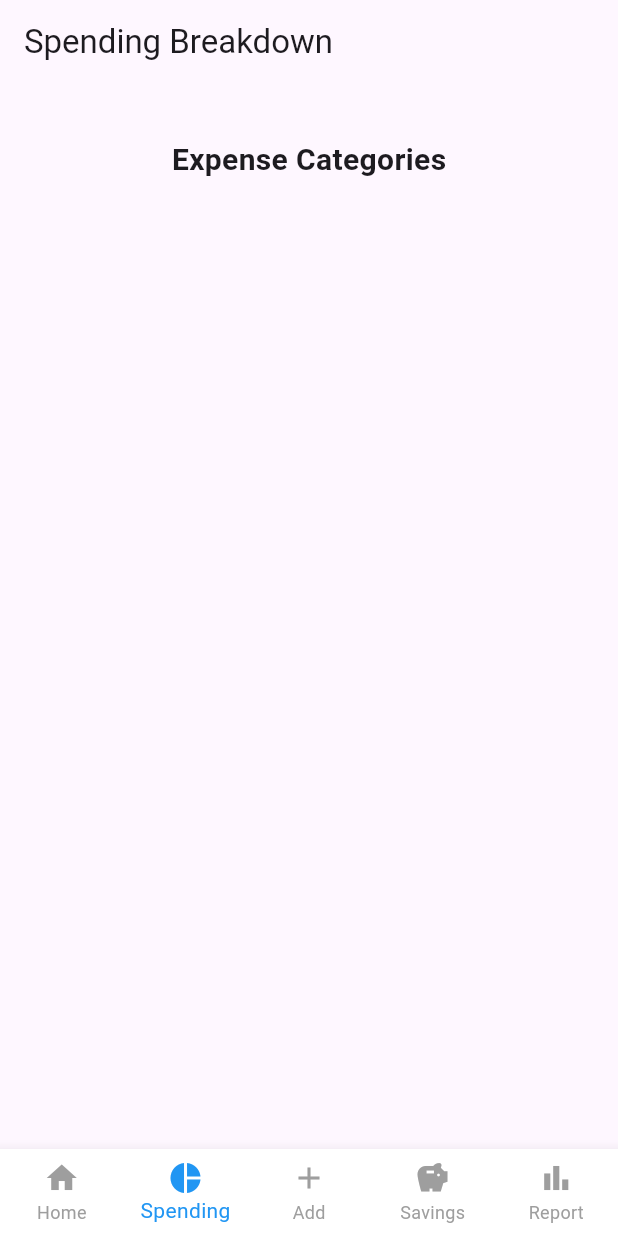
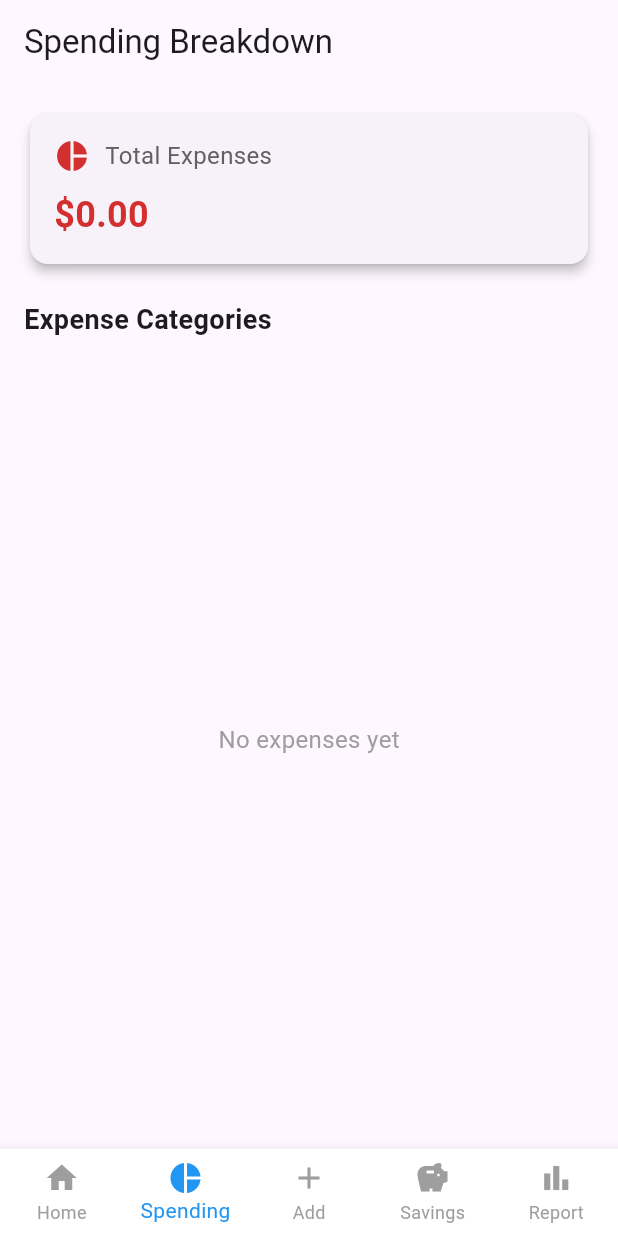
Before and after one commit to JuanSanchez12/PersonalFinanceManagerApp, a Flutter app: the screen it shows after launch, item 2 of the bottom bar chosen, on a phone screen of 412 x 824 dp. Run offline on Flutter 3.47's test engine with Material 3 defaults, Android fonts, the phone set to English and light mode, and no system bars; our stand-ins replace fl_chart, hive, hive_flutter; accounts and stored records are empty.

Commit message:
Enhanced UI consistency across all screens
- Refactored transaction type selection from Row to Column in AddTransactionScreen
  to prevent text overflow
- Updated SpendingBreakdownScreen to match app-wide visual style:
  * Replaced percentages with category names in pie chart
  * Added consistent card styling and padding
  * Improved empty state handling
- Aligned HomeScreen and SpendingBreakdownScreen components:
  * Unified card designs with consistent elevation and padding
  * Standardized typography and spacing
  * Matching color schemes for financial data
- Changed transaction type radio buttons from Row to Column layout in AddTransactionScreen

```diff
--- a/lib/Screens/spending_breakdown_screen.dart
+++ b/lib/Screens/spending_breakdown_screen.dart
@@ -13,7 +13,9 @@ class SpendingBreakdownScreen extends StatelessWidget {
       appBar: AppBar(
         title: const Text('Spending Breakdown'),
       ),
-      body: Consumer<TransactionProvider>(
+      body: Padding(
+        padding: const EdgeInsets.all(16.0),
+        child: Consumer<TransactionProvider>(
           builder: (context, provider, _) {
             final expenses = provider.transactions
                 .where((t) => t.type == TransactionType.expense)
@@ -34,13 +36,37 @@ class SpendingBreakdownScreen extends StatelessWidget {
 
             final totalExpenses = expenses.fold(0.0, (sum, item) => sum + item.amount);
 
-          return SingleChildScrollView(
-            padding: const EdgeInsets.all(16),
+            return Column(
+              crossAxisAlignment: CrossAxisAlignment.stretch,
+              children: [
+                // Total Expenses Card
+                _buildFinanceCard(
+                  title: 'Total Expenses',
+                  amount: totalExpenses,
+                  icon: Icons.pie_chart,
+                  color: Colors.red[700]!,
+                ),
+                const SizedBox(height: 20),
+
+                if (totalExpenses > 0) ...[
+                  // Pie Chart Card
+                  Card(
+                    elevation: 3,
+                    child: Padding(
+                      padding: const EdgeInsets.all(16.0),
                       child: Column(
                         children: [
-                // Pie Chart
-                if (totalExpenses > 0) SizedBox(
-                  height: 300,
+                          const Text(
+                            'Spending Distribution',
+                            style: TextStyle(
+                              fontSize: 16,
+                              fontWeight: FontWeight.bold,
+                              color: Colors.grey,
+                            ),
+                          ),
+                          const SizedBox(height: 10),
+                          SizedBox(
+                            height: 250,
                             child: PieChart(
                               PieChartData(
                                 sections: Transaction.expenseCategories
@@ -49,7 +75,7 @@ class SpendingBreakdownScreen extends StatelessWidget {
                                   return PieChartSectionData(
                                     color: _getCategoryColor(category),
                                     value: categoryTotals[category]!,
-                          title: '${(categoryTotals[category]! / totalExpenses * 100).toStringAsFixed(1)}%',
+                                    title: category,
                                     radius: 60,
                                     titleStyle: const TextStyle(
                                       color: Colors.white,
@@ -62,42 +88,123 @@ class SpendingBreakdownScreen extends StatelessWidget {
                               ),
                             ),
                           ),
-
+                        ],
+                      ),
+                    ),
+                  ),
                   const SizedBox(height: 20),
+                ],
 
                 // Category List
                 const Text(
                   'Expense Categories',
-                  style: TextStyle(fontSize: 20, fontWeight: FontWeight.bold),
+                  style: TextStyle(
+                    fontSize: 18,
+                    fontWeight: FontWeight.bold,
+                  ),
                 ),
                 const SizedBox(height: 10),
-                ListView.builder(
-                  shrinkWrap: true,
-                  physics: const NeverScrollableScrollPhysics(),
+                Expanded(
+                  child: categoryTotals.values.any((total) => total > 0)
+                      ? ListView.builder(
                           itemCount: Transaction.expenseCategories.length,
                           itemBuilder: (ctx, index) {
                             final category = Transaction.expenseCategories[index];
                             final total = categoryTotals[category] ?? 0;
                             if (total <= 0) return const SizedBox.shrink();
 
-                    return ListTile(
-                      leading: Container(
-                        width: 20,
-                        height: 20,
+                            return Card(
+                              margin: const EdgeInsets.only(bottom: 10),
+                              child: Padding(
+                                padding: const EdgeInsets.all(12.0),
+                                child: Row(
+                                  children: [
+                                    Container(
+                                      padding: const EdgeInsets.all(8),
+                                      decoration: BoxDecoration(
+                                        color: _getCategoryColor(category).withOpacity(0.2),
+                                        shape: BoxShape.circle,
+                                      ),
+                                      child: Icon(
+                                        Icons.category,
                                         color: _getCategoryColor(category),
                                       ),
-                      title: Text(category),
-                      trailing: Text(
+                                    ),
+                                    const SizedBox(width: 12),
+                                    Expanded(
+                                      child: Text(
+                                        category,
+                                        style: const TextStyle(
+                                          fontWeight: FontWeight.w500,
+                                        ),
+                                      ),
+                                    ),
+                                    Text(
                                       '\$${total.toStringAsFixed(2)}',
-                        style: const TextStyle(fontWeight: FontWeight.bold),
+                                      style: TextStyle(
+                                        fontSize: 16,
+                                        fontWeight: FontWeight.bold,
+                                        color: _getCategoryColor(category),
+                                      ),
+                                    ),
+                                  ],
+                                ),
                               ),
                             );
                           },
+                        )
+                      : const Center(
+                          child: Text(
+                            'No expenses yet',
+                            style: TextStyle(fontSize: 16, color: Colors.grey),
+                          ),
+                        ),
+                ),
+              ],
+            );
+          },
+        ),
+      ),
+    );
+  }
+
+  Widget _buildFinanceCard({
+    required String title,
+    required double amount,
+    required IconData icon,
+    required Color color,
+  }) {
+    return Card(
+      elevation: 3,
+      child: Padding(
+        padding: const EdgeInsets.all(16.0),
+        child: Column(
+          crossAxisAlignment: CrossAxisAlignment.start,
+          children: [
+            Row(
+              children: [
+                Icon(icon, color: color),
+                const SizedBox(width: 10),
+                Text(
+                  title,
+                  style: TextStyle(
+                    fontSize: 16,
+                    color: Colors.grey[700],
+                  ),
                 ),
               ],
             ),
-          );
-        },
+            const SizedBox(height: 10),
+            Text(
+              '\$${amount.toStringAsFixed(2)}',
+              style: TextStyle(
+                fontSize: 24,
+                fontWeight: FontWeight.bold,
+                color: color,
+              ),
+            ),
+          ],
+        ),
       ),
     );
   }
```
Also changed, not shown: lib/Screens/add_transaction_screen.dart (+4 -10 lines), lib/Screens/home_screen.dart (+109 -58 lines). Lines whose indentation alone changed are shown as unchanged.
